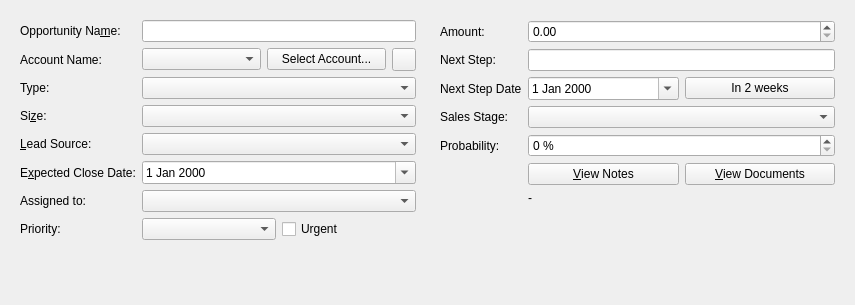
Above: client/src/details/opportunitydetails.ui from KDAB/FatCRM before the change. Below: the same form after it.
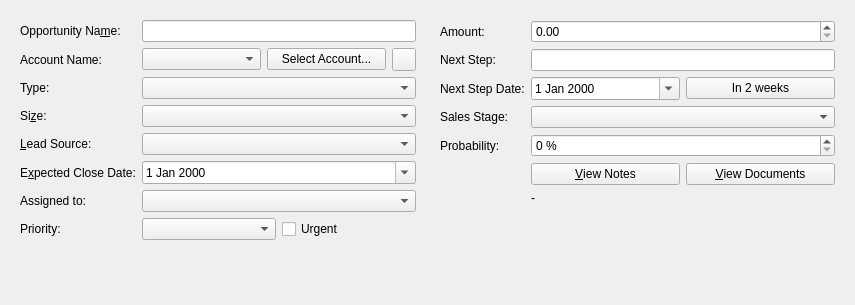
That is the form after the change. Icons and pictures are not drawn. Custom widgets are drawn as their Qt base class.

What changed in the file:
```diff
--- a/client/src/details/opportunitydetails.ui
+++ b/client/src/details/opportunitydetails.ui
@@ -194,7 +194,7 @@
       <item row="2" column="0">
        <widget class="QLabel" name="label_13">
         <property name="text">
-         <string>Next Step Date</string>
+         <string>Next Step Date:</string>
         </property>
         <property name="buddy">
          <cstring>next_call_date</cstring>
```
